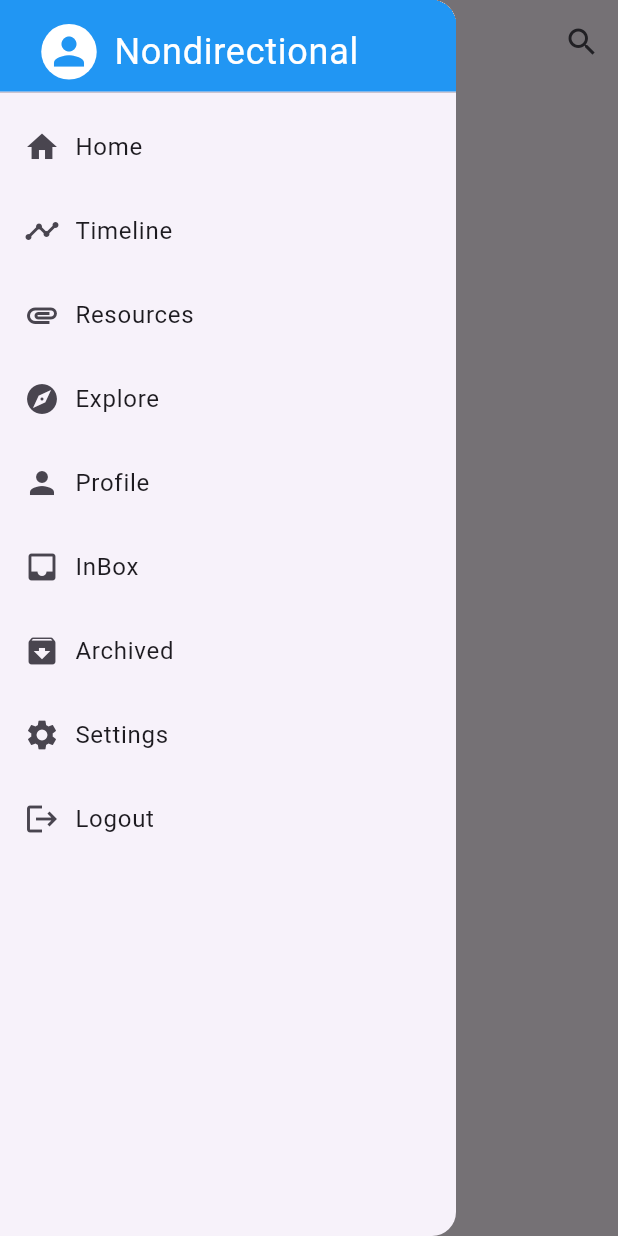
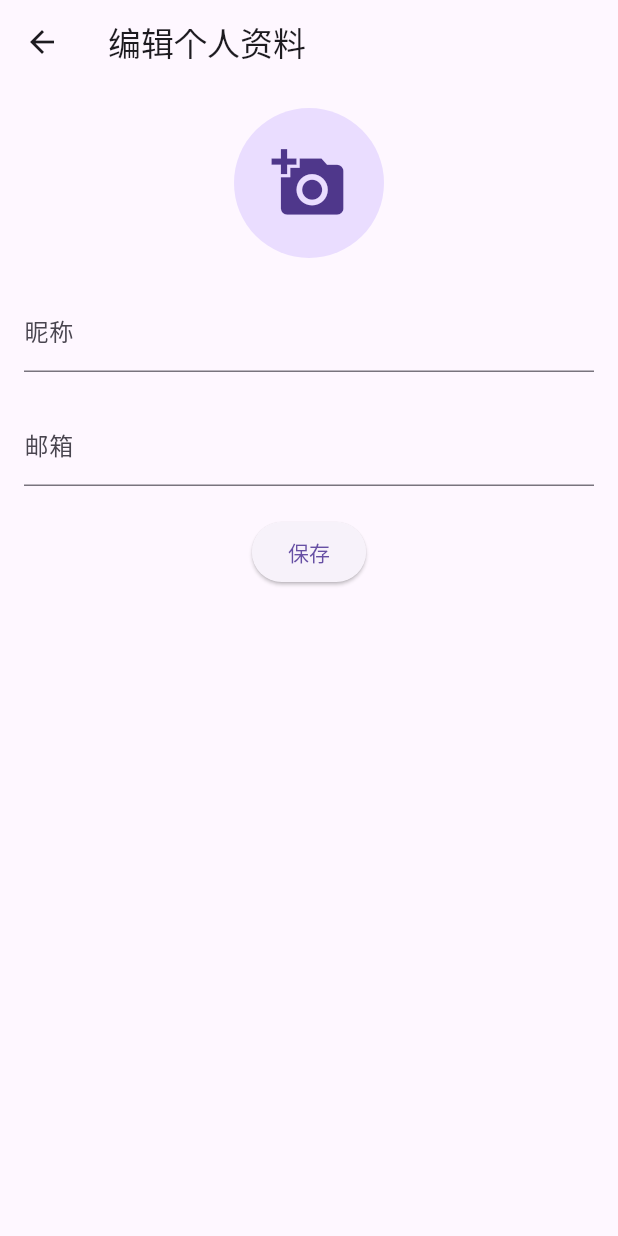
Before and after one commit to Nondirectional/k4r-server, a Flutter app: the HomePage screen opened by its route, in the side drawer, after a tap on "Profile", on a phone screen of 412 x 824 dp. Run offline on Flutter 3.47's test engine with Material 3 defaults, Android fonts, the light colour scheme and no system bars; our stand-ins replace dio, go_router, image_picker.

Commit message:
代码同步

```diff
--- a/k4r-client/lib/pages/home_page.dart
+++ b/k4r-client/lib/pages/home_page.dart
@@ -96,6 +96,8 @@ class HomePage extends StatelessWidget {
               ),
               onTap: () {
                 // Add your code here to handle the tap event
+                GoRouter.of(context).push('/profile');
+
               },
             ),
             ListTile(
--- /dev/null
+++ b/k4r-client/lib/pages/profile_page.dart
@@ -0,0 +1,87 @@
+import 'dart:io';
+
+import 'package:dio/dio.dart';
+import 'package:flutter/material.dart';
+import 'package:image_picker/image_picker.dart';
+import 'package:mime/mime.dart';
+import 'package:path/path.dart' as path;
+
+class ProfilePage extends StatefulWidget {
+  const ProfilePage({super.key});
+
+  @override
+  ProfilePageState createState() => ProfilePageState();
+}
+
+class ProfilePageState extends State<ProfilePage> {
+  File? _image;
+  final _nameController = TextEditingController();
+  final _emailController = TextEditingController();
+
+  Future<void> _pickImage() async {
+    final pickedFile =
+    await ImagePicker().pickImage(source: ImageSource.gallery);
+    if (pickedFile != null) {
+      // 获取文件扩展名
+      String extension = path.extension(pickedFile.path).toLowerCase();
+      String? mimeType = lookupMimeType(extension);
+      if (mimeType == null) {
+        throw Exception('未知的媒体类型');
+      }
+      setState(() {
+        _image = File(pickedFile.path);
+      });
+    }
+  }
+
+  @override
+  Widget build(BuildContext context) {
+    return Scaffold(
+      appBar: AppBar(
+        title: Text('编辑个人资料'),
+      ),
+      body: Padding(
+        padding: const EdgeInsets.all(16.0),
+        child: Column(
+          children: <Widget>[
+            GestureDetector(
+              onTap: _pickImage,
+              child: CircleAvatar(
+                radius: 50,
+                backgroundImage: _image != null ? FileImage(_image!) : null,
+                child: _image == null
+                    ? const Icon(Icons.add_a_photo, size: 50)
+                    : null,
+              ),
+            ),
+            SizedBox(height: 20),
+            TextField(
+              controller: _nameController,
+              decoration: InputDecoration(
+                labelText: '昵称',
+              ),
+            ),
+            SizedBox(height: 20),
+            TextField(
+              controller: _emailController,
+              decoration: InputDecoration(
+                labelText: '邮箱',
+              ),
+            ),
+            SizedBox(height: 20),
+            ElevatedButton(
+              onPressed: () {
+                // 处理保存逻辑
+                Map<String, dynamic> map = {};
+                _nameController.text.isNotEmpty?? map['name'] = _nameController.text;
+                print('昵称: ${_nameController.text}');
+                print('邮箱: ${_emailController.text}');
+              },
+              child: Text('保存'),
+            ),
+          ],
+        ),
+      ),
+    );
+  }
+}
--- a/k4r-client/lib/pages/sign_in_page.dart
+++ b/k4r-client/lib/pages/sign_in_page.dart
@@ -77,8 +77,7 @@ class SignInPageState extends State<SignInPage> {
                       }
                       return null;
                     },
-                    onFieldSubmitted: (value) =>
-                        FocusScope.of(context).nextFocus(),
+                    onFieldSubmitted: (value) => _submitForm(),
                     onSaved: (value) => _password = value!,
                   )),
               Padding(
```
Also changed, not shown: k4r-client/lib/component/api_caller.dart (+7 -6 lines), k4r-client/lib/main.dart (+9 -1 lines), k4r-client/lib/pages/sign_up_page.dart (+31 -19 lines), k4r-client/pubspec.yaml (+4 -4 lines), k4r-client/pubspec.lock, 11 other files.
